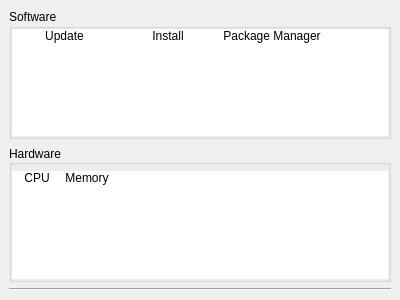
BackupTheBerlios/cadi-panel, file modules/categories.ui: the form before one commit.
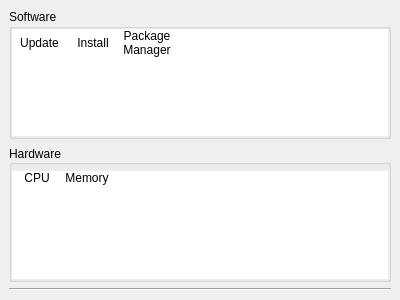
The form after the commit. Icons and pictures are not drawn.

The edit to the form file:
```diff
--- a/modules/categories.ui
+++ b/modules/categories.ui
@@ -86,7 +86,7 @@
              <bool>true</bool>
             </property>
             <property name="wordWrap">
-             <bool>false</bool>
+             <bool>true</bool>
             </property>
             <property name="selectionRectVisible">
              <bool>true</bool>
```
Left out of the diff: 6 changed lines with no effect on the pictures.
